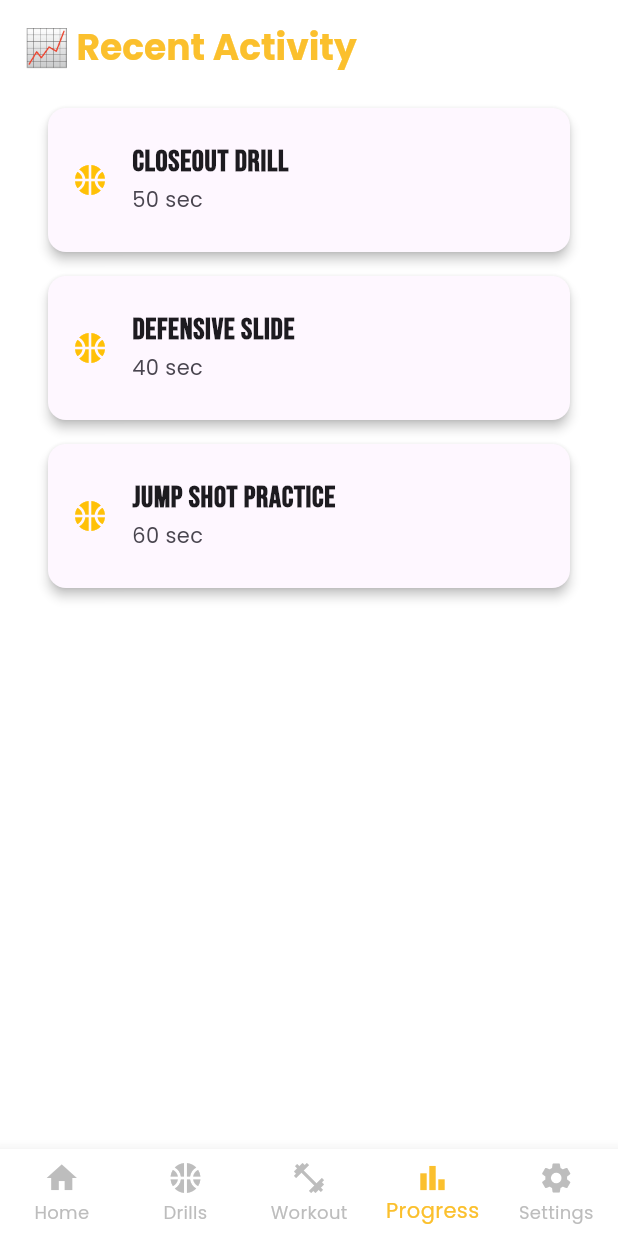
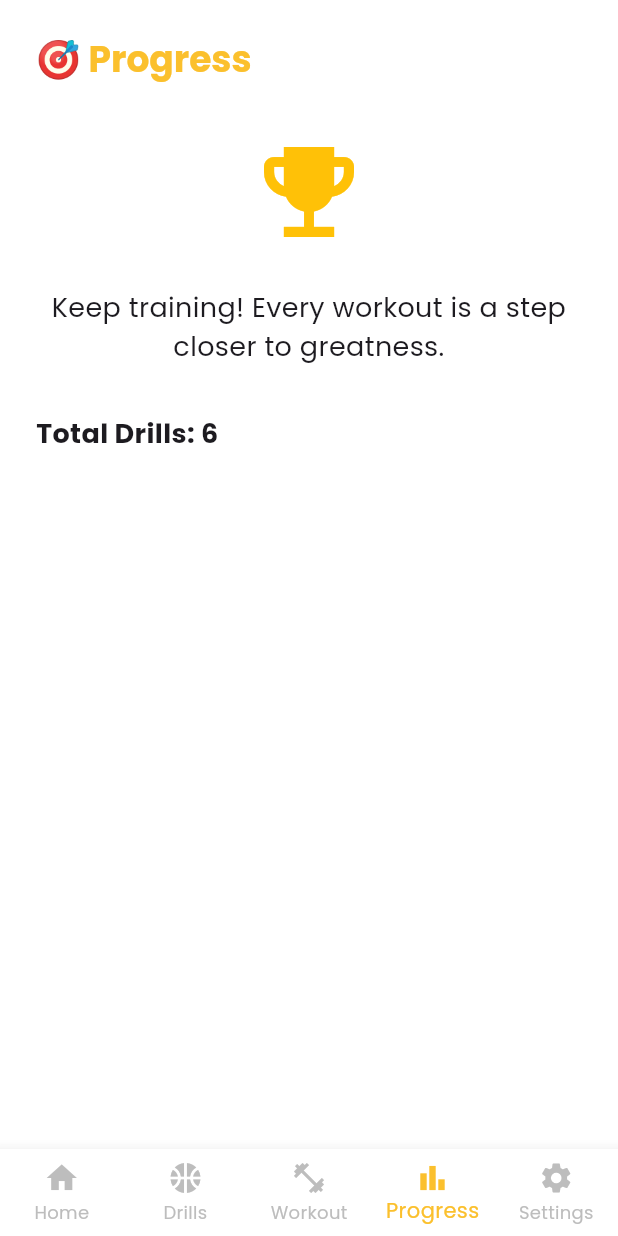
Before and after one commit to MikkiMamaradlo/Basketball-Drills-Workout, a Flutter app: the screen it shows after launch, item 4 of the bottom bar chosen, on a phone screen of 412 x 824 dp. Run offline on Flutter 3.47's test engine with Material 3 defaults, Android fonts, the phone set to English and light mode, and no system bars; our stand-ins replace google_fonts.

Commit message:
progress

```diff
--- a/lib/main.dart
+++ b/lib/main.dart
@@ -2,5 +2,5 @@ import 'package:flutter/material.dart';
 import 'app.dart';
 
 void main() {
-  runApp(const MyApp()); // ✅ Correct class name from app.dart
+  runApp(const MyApp());
 }
--- a/lib/models/drill.dart
+++ b/lib/models/drill.dart
@@ -2,7 +2,7 @@ class Drill {
   final String titleEn;
   final String titleFil;
   final String category;
-  final int duration; // in seconds
+  final int duration;
 
   Drill({
     required this.titleEn,
@@ -11,7 +11,5 @@ class Drill {
     required this.duration,
   });
 
-  String getTitle(String language) {
-    return language == 'fil' ? titleFil : titleEn;
-  }
+  String getTitle(String lang) => lang == 'fil' ? titleFil : titleEn;
 }
--- a/lib/screens/progress_screen.dart
+++ b/lib/screens/progress_screen.dart
@@ -1,6 +1,4 @@
 import 'package:flutter/material.dart';
-import '../data/drill_data.dart';
-import '../widgets/drill_card.dart';
 
 class ProgressScreen extends StatelessWidget {
   final bool isDarkMode;
@@ -16,22 +14,38 @@ class ProgressScreen extends StatelessWidget {
 
   @override
   Widget build(BuildContext context) {
-    final recentDrills = allDrills.reversed.take(3).toList();
-
     return SafeArea(
-      child: ListView(
-        padding: const EdgeInsets.all(16),
+      child: Padding(
+        padding: const EdgeInsets.all(24),
+        child: Column(
+          crossAxisAlignment: CrossAxisAlignment.start,
           children: [
             Text(
-            language == 'fil' ? '📈 Kamakailang Aktibidad' : '📈 Recent Activity',
+              language == 'fil' ? '🎯 Progreso' : '🎯 Progress',
               style: Theme.of(context).textTheme.headlineSmall?.copyWith(
                     fontWeight: FontWeight.bold,
                     color: Colors.yellow[700],
                   ),
             ),
-          const SizedBox(height: 16),
-          ...recentDrills.map((drill) => DrillCard(drill: drill, language: language)).toList(),
+            const SizedBox(height: 32),
+            Center(
+              child: Icon(Icons.emoji_events, color: Colors.amber, size: 80),
+            ),
+            const SizedBox(height: 24),
+            Text(
+              language == 'fil'
+                  ? 'Panatilihin ang iyong pagsasanay! Ang bawat araw ng ehersisyo ay hakbang papunta sa tagumpay.'
+                  : 'Keep training! Every workout is a step closer to greatness.',
+              style: const TextStyle(fontSize: 18),
+              textAlign: TextAlign.center,
+            ),
+            const SizedBox(height: 32),
+            Text(
+              language == 'fil' ? 'Kabuuang Drills: 6' : 'Total Drills: 6',
+              style: const TextStyle(fontSize: 18, fontWeight: FontWeight.bold),
+            ),
           ],
+        ),
       ),
     );
   }
--- a/lib/widgets/drill_card.dart
+++ b/lib/widgets/drill_card.dart
@@ -1,6 +1,7 @@
 import 'package:flutter/material.dart';
 import 'package:google_fonts/google_fonts.dart';
 import '../models/drill.dart';
+import '../screens/drill_details_screen.dart';
 
 class DrillCard extends StatelessWidget {
   final Drill drill;
@@ -11,24 +12,37 @@ class DrillCard extends StatelessWidget {
   @override
   Widget build(BuildContext context) {
     return Card(
-      margin: const EdgeInsets.symmetric(vertical: 8, horizontal: 16),
-      elevation: 3,
-      shape: RoundedRectangleBorder(borderRadius: BorderRadius.circular(12)),
+      margin: const EdgeInsets.symmetric(vertical: 8, horizontal: 0),
+      elevation: 4,
+      shape: RoundedRectangleBorder(borderRadius: BorderRadius.circular(14)),
       color: Theme.of(context).cardColor,
       child: ListTile(
-        contentPadding: const EdgeInsets.symmetric(horizontal: 16, vertical: 12),
-        leading: const Icon(Icons.sports_basketball, color: Colors.amber),
+        contentPadding:
+            const EdgeInsets.symmetric(horizontal: 20, vertical: 14),
+        leading:
+            const Icon(Icons.sports_basketball, color: Colors.amber, size: 32),
         title: Text(
           drill.getTitle(language),
           style: GoogleFonts.bebasNeue(
-            fontSize: 20,
+            fontSize: 22,
             fontWeight: FontWeight.bold,
           ),
         ),
         subtitle: Text(
           '${drill.duration} sec',
-          style: const TextStyle(fontSize: 14),
+          style: const TextStyle(fontSize: 15),
         ),
+        trailing:
+            Icon(Icons.arrow_forward_ios, color: Colors.grey[400], size: 18),
+        onTap: () {
+          Navigator.push(
+            context,
+            MaterialPageRoute(
+              builder: (_) =>
+                  DrillDetailsScreen(drill: drill, language: language),
+            ),
+          );
+        },
       ),
     );
   }
```
Also changed, not shown: lib/data/drill_data.dart (+30 -6 lines), lib/screens/drill_details_screen.dart (added, +59 -0 lines), lib/screens/drill_screen.dart (+33 -10 lines), lib/screens/home_screen.dart (+12 -8 lines), lib/screens/settings_screen.dart (+5 -5 lines), lib/screens/workout_screen.dart (+6 -4 lines). Lines whose indentation alone changed are shown as unchanged.
